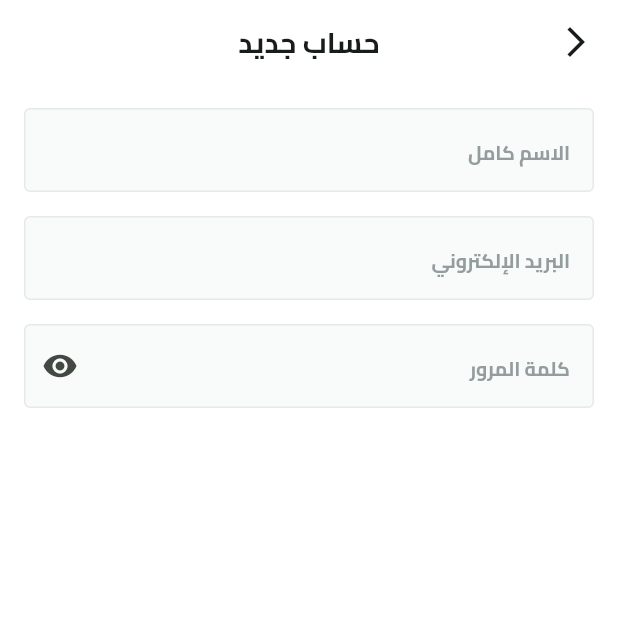
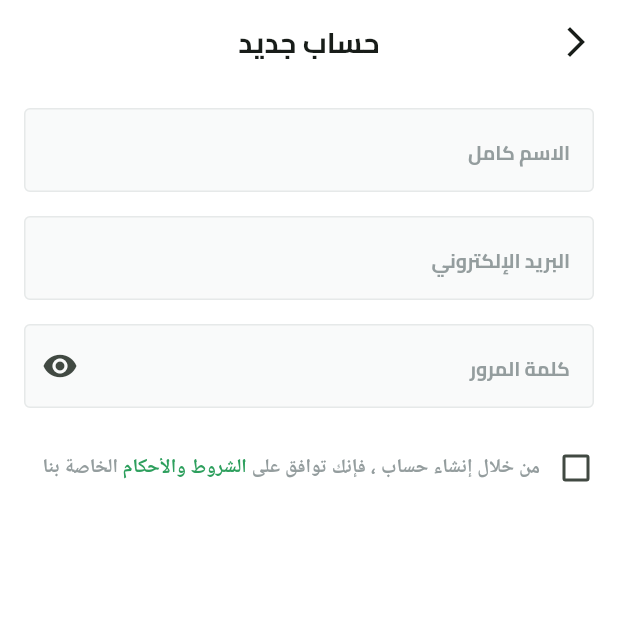
Before and after one commit to SalahYasser/fresh_fruits, a Flutter app: the SignupView screen opened by its route, on a phone screen of 412 x 824 dp, the top half of it. Run offline on Flutter 3.47's test engine with Material 3 defaults, Android fonts, the phone set to English and light mode, and no system bars; our stand-ins replace dots_indicator, shared_preferences; missing offline and left inert: svg_flutter; accounts and stored records are empty.

Commit message:
add terms and conditions to signup view

```diff
--- a/lib/features/auth/presentation/views/widgets/signup_view_body.dart
+++ b/lib/features/auth/presentation/views/widgets/signup_view_body.dart
@@ -1,6 +1,7 @@
 import 'package:flutter/material.dart';
 import 'package:fruits_hub/constants.dart';
 import 'package:fruits_hub/core/widgets/custom_text_form_field.dart';
+import 'package:fruits_hub/features/auth/presentation/views/widgets/terms_and_conditions.dart';
 
 class SignupViewBody extends StatelessWidget {
   const SignupViewBody({super.key});
@@ -29,6 +30,7 @@ class SignupViewBody extends StatelessWidget {
               suffixIcon: Icon(Icons.remove_red_eye),
             ),
             const SizedBox(height: 16),
+            const TermsAndConditions(),
           ],
         ),
       ),
--- /dev/null
+++ b/lib/features/auth/presentation/views/widgets/terms_and_conditions.dart
@@ -0,0 +1,57 @@
+import 'package:flutter/material.dart';
+import 'package:fruits_hub/constants.dart';
+import 'package:fruits_hub/core/utils/app_colors.dart';
+import 'package:fruits_hub/core/utils/app_text_styles.dart';
+
+class TermsAndConditions extends StatelessWidget {
+  const TermsAndConditions({super.key});
+
+  @override
+  Widget build(BuildContext context) {
+    return Transform.translate(
+      offset: Offset(12, 0),
+      child: Row(
+        children: [
+          Checkbox(
+            value: false, // Current state of the checkbox
+            onChanged: (value) {},
+          ),
+          SizedBox(
+            width: MediaQuery.sizeOf(context).width -
+                (kHorizontalPadding * 2) -
+                48,
+            child: Text.rich(
+              TextSpan(
+                children: [
+                  TextSpan(
+                    text: 'من خلال إنشاء حساب ، فإنك توافق على ',
+                    style: TextStyles.semiBold13.copyWith(
+                      color: Color(0xFF949D9E),
+                    ),
+                  ),
+                  TextSpan(
+                    text: 'الشروط والأحكام',
+                    style: TextStyles.semiBold13.copyWith(
+                      color: AppColors.lightPrimaryColor,
+                    ),
+                  ),
+                  TextSpan(
+                    text: ' ',
+                    style: TextStyles.semiBold13
+                  ),
+                  TextSpan(
+                    text: 'الخاصة بنا',
+                    style: TextStyles.semiBold13.copyWith(
+                      color: Color(0xFF949D9E),
+                    ),
+                  ),
+                ],
+              ),
+              textAlign: TextAlign.right,
+            ),
+          ),
+        ],
+      ),
+    );
+  }
+}
```
